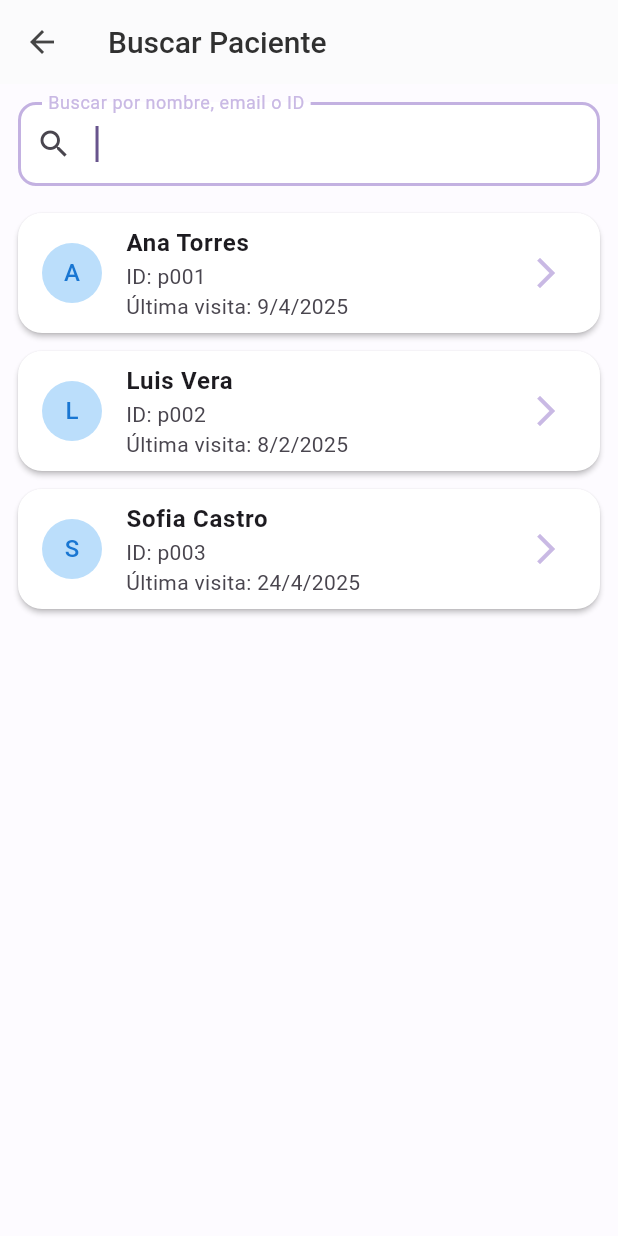
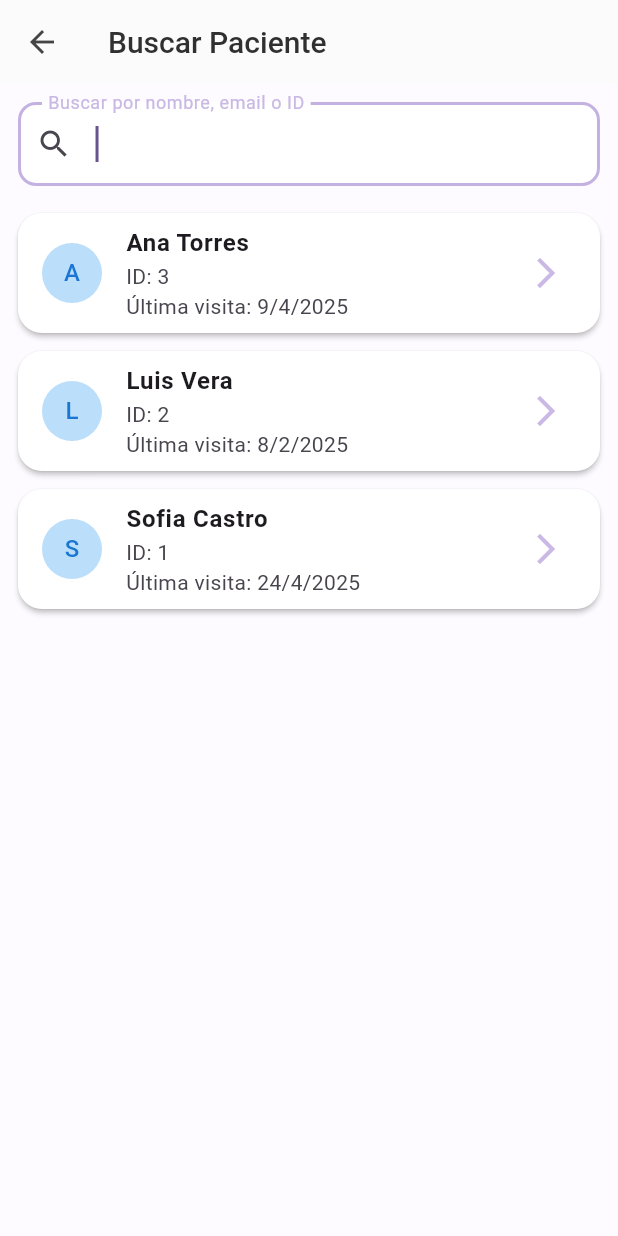
Before and after one commit to GUAF272004/OuroCareBase, a Flutter app: the PatientLookupScreen screen opened directly, on a phone screen of 412 x 824 dp. Run offline on Flutter 3.47's test engine with Material 3 defaults, Android fonts, the phone set to English and light mode, and no system bars; our stand-ins replace qr_flutter, table_calendar; missing offline and left inert: day_night_time_picker, mobile_scanner; accounts and stored records are empty; Roboto replaces fonts that are missing (System).

```diff
--- a/lib/models/user_model.dart
+++ b/lib/models/user_model.dart
@@ -104,19 +104,19 @@ class PatientForDoctorView {
 
 List<PatientForDoctorView> samplePatients = [
   PatientForDoctorView(
-      id: 'p001', name: 'Ana Torres', email: 'ana.torres@email.com',
+      id: '3', name: 'Ana Torres', email: 'ana.torres@email.com',
       lastVisit: DateTime.now().subtract(Duration(days: 30)),
       dateOfBirth: DateTime(1985, 5, 15), phoneNumber: '555-0101',
       photoUrl: 'https://via.placeholder.com/150/FFA500/FFFFFF?Text=AT'
   ),
   PatientForDoctorView(
-      id: 'p002', name: 'Luis Vera', email: 'luis.vera@email.com',
+      id: '2', name: 'Luis Vera', email: 'luis.vera@email.com',
       lastVisit: DateTime.now().subtract(Duration(days: 90)),
       dateOfBirth: DateTime(1972, 11, 30), phoneNumber: '555-0102',
       photoUrl: 'https://via.placeholder.com/150/4682B4/FFFFFF?Text=LV'
   ),
   PatientForDoctorView(
-      id: 'p003', name: 'Sofia Castro', email: 'sofia.castro@email.com',
+      id: '1', name: 'Sofia Castro', email: 'sofia.castro@email.com',
       lastVisit: DateTime.now().subtract(Duration(days: 15)),
       dateOfBirth: DateTime(1990, 8, 22), phoneNumber: '555-0103',
       photoUrl: 'https://via.placeholder.com/150/32CD32/FFFFFF?Text=SC'
--- a/lib/screens/login_screen.dart
+++ b/lib/screens/login_screen.dart
@@ -112,7 +112,7 @@ class _LoginScreenState extends State<LoginScreen> {
               Icon(Icons.medical_services_outlined, size: 80, color: theme.colorScheme.primary),
               SizedBox(height: 20),
               Text(
-                'Bienvenido a SaludChain',
+                'Bienvenido a OuroCore Health',
                 textAlign: TextAlign.center,
                 style: theme.textTheme.headlineMedium?.copyWith(
                   color: theme.colorScheme.primary,
```
